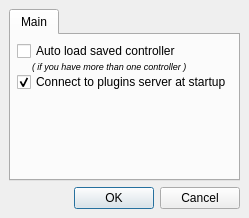
The window that software/tulip/designer/PreferenceDialog.ui (jalamao/tulip-1) describes before a commit, drawn with Qt 5.
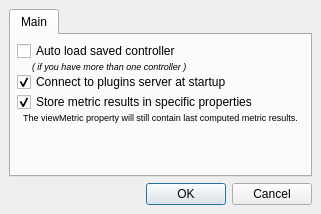
The same window after the commit.

Commit message: Added an option to allow computed metrics to be copied in specific properties

The edit to the form file:
```diff
--- a/software/tulip/designer/PreferenceDialog.ui
+++ b/software/tulip/designer/PreferenceDialog.ui
@@ -1,12 +1,12 @@
 <ui version="4.0" >
  <class>PreferenceDialogData</class>
- <widget class="QDialog" name="PreferenceDialogData" >
-  <property name="geometry" >
+ <widget class="QDialog" name="PreferenceDialogData">
+  <property name="geometry">
    <rect>
     <x>0</x>
     <y>0</y>
-    <width>240</width>
-    <height>218</height>
+    <width>321</width>
+    <height>214</height>
    </rect>
   </property>
   <property name="windowTitle" >
@@ -19,14 +19,14 @@
    <property name="spacing" >
     <number>6</number>
    </property>
-   <item row="0" column="0" >
-    <layout class="QVBoxLayout" >
-     <property name="margin" >
-      <number>0</number>
-     </property>
-     <property name="spacing" >
+   <item row="0" column="0">
+    <layout class="QVBoxLayout">
+     <property name="spacing">
       <number>6</number>
      </property>
+     <property name="margin">
+      <number>0</number>
+     </property>
      <item>
       <widget class="QTabWidget" name="tabWidget" >
        <property name="currentIndex" >
@@ -76,7 +76,35 @@
              <property name="text" >
               <string>Connect to plugins server at startup</string>
              </property>
-             <property name="checked" >
+             <property name="checked">
+              <bool>true</bool>
+             </property>
+            </widget>
+           </item>
+           <item>
+            <widget class="QCheckBox" name="useSpecificMetricCheck">
+             <property name="text">
+              <string>Store metric results in specific properties</string>
+             </property>
+             <property name="checked">
+              <bool>true</bool>
+             </property>
+            </widget>
+           </item>
+           <item>
+            <widget class="QLabel" name="label">
+             <property name="font">
+              <font>
+               <pointsize>7</pointsize>
+              </font>
+             </property>
+             <property name="text">
+              <string>The viewMetric property will still contain last computed metric results.</string>
+             </property>
+             <property name="alignment">
+              <set>Qt::AlignCenter</set>
+             </property>
+             <property name="wordWrap">
               <bool>true</bool>
              </property>
             </widget>
@@ -105,8 +133,8 @@
        <property name="orientation" >
         <enum>Qt::Horizontal</enum>
        </property>
-       <property name="standardButtons" >
-        <set>QDialogButtonBox::Cancel|QDialogButtonBox::NoButton|QDialogButtonBox::Ok</set>
+       <property name="standardButtons">
+        <set>QDialogButtonBox::Cancel|QDialogButtonBox::Ok</set>
        </property>
       </widget>
      </item>
```
Left out of the diff: 63 changed lines with no effect on the pictures. The commit also changes 3 other files.
